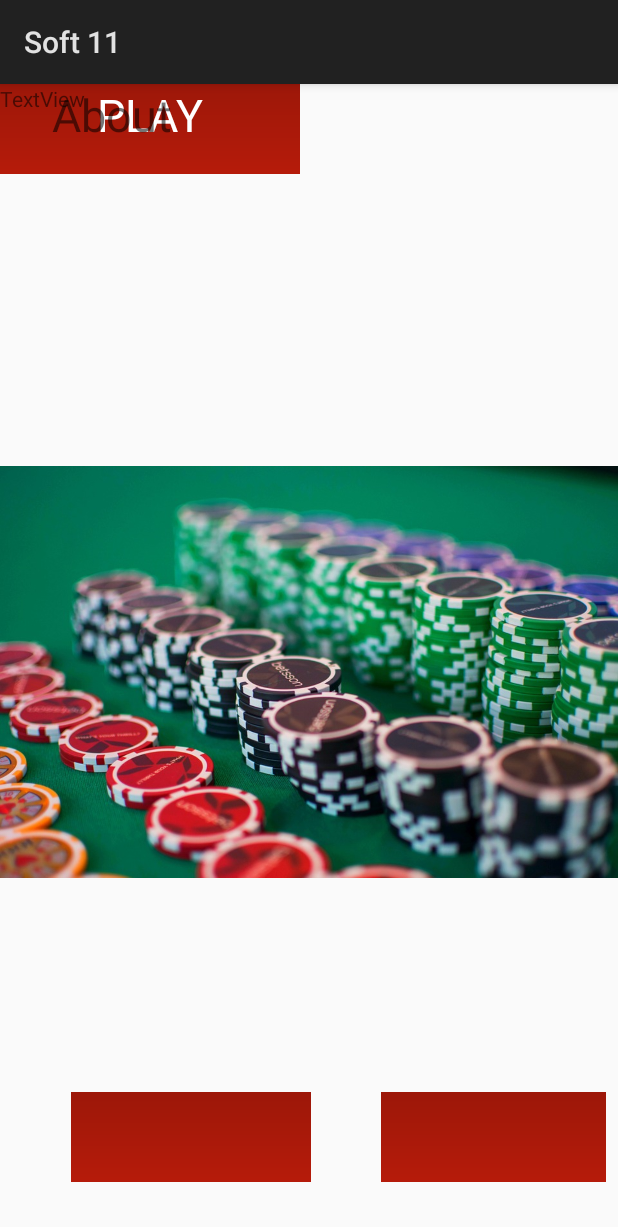
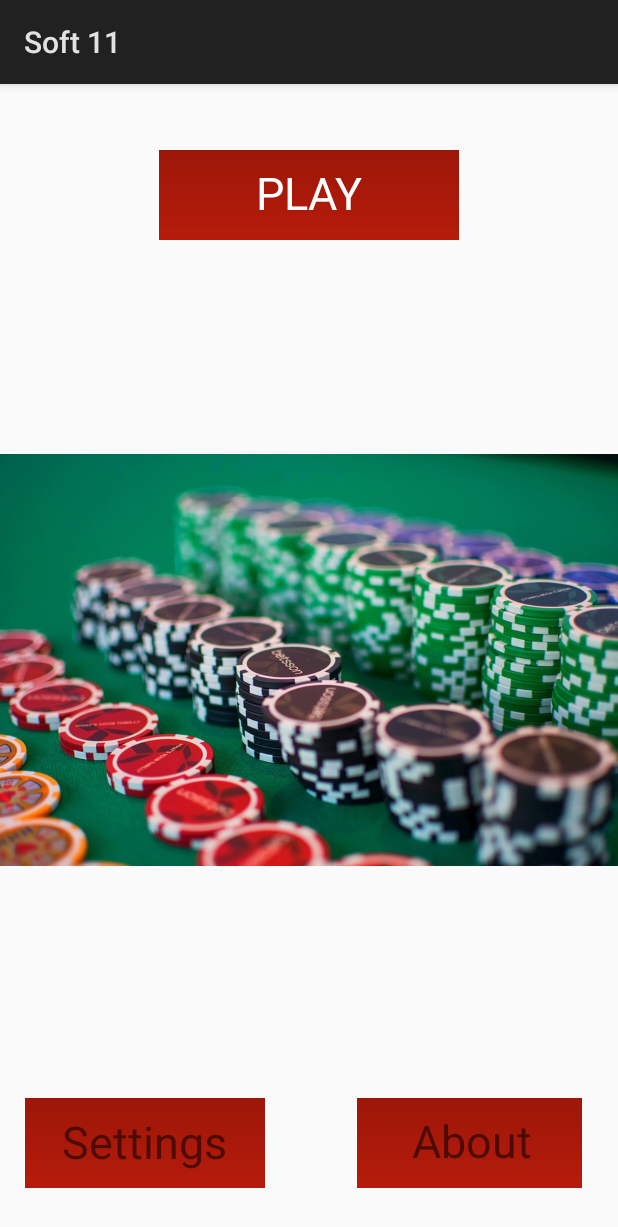
Before and after one commit to mikosd/Soft11, an Android app: the screen it shows after launch (MainActivity), on a phone screen of 412 x 824 dp. Shown: the top 1227 px of the screen. Run offline under Robolectric (Android 15) with nearby library versions, the phone set to English and light mode, and no system bars.

Commit message:
updated main layout - needs work

```diff
--- a/app/src/main/res/layout/activity_main.xml
+++ b/app/src/main/res/layout/activity_main.xml
@@ -2,72 +2,104 @@
 <android.support.constraint.ConstraintLayout xmlns:android="http://schemas.android.com/apk/res/android"
     xmlns:app="http://schemas.android.com/apk/res-auto"
     xmlns:tools="http://schemas.android.com/tools"
+    android:id="@+id/relativeLayout"
     android:layout_width="match_parent"
     android:layout_height="match_parent"
-    tools:context="com.example.mikos.soft11.MainActivity"
-    android:id="@+id/relativeLayout">
+    tools:context="com.example.mikos.soft11.MainActivity">
 
     <ImageView
         android:id="@+id/iv_background"
         android:layout_width="match_parent"
         android:layout_height="match_parent"
-        android:layout_marginTop="16dp"
         android:src="@drawable/chips"
+        app:layout_constraintBottom_toBottomOf="parent"
+        app:layout_constraintEnd_toEndOf="parent"
+        app:layout_constraintHorizontal_bias="0.0"
         app:layout_constraintStart_toStartOf="parent"
-        app:layout_constraintTop_toTopOf="parent" />
+        app:layout_constraintTop_toTopOf="parent"
+        app:layout_constraintVertical_bias="0.0" />
 
     <ImageButton
         android:id="@+id/button_play"
         android:layout_width="200dp"
         android:layout_height="60dp"
+        android:layout_marginEnd="8dp"
+        android:layout_marginStart="8dp"
+        android:layout_marginTop="44dp"
         android:src="@drawable/redbutton"
-        tools:layout_editor_absoluteX="83dp"
-        tools:layout_editor_absoluteY="40dp" />
+        app:layout_constraintEnd_toEndOf="parent"
+        app:layout_constraintStart_toStartOf="parent"
+        app:layout_constraintTop_toTopOf="parent" />
 
     <ImageButton
-        android:id="@+id/button_s"
+        android:id="@+id/button_about"
         android:layout_width="150dp"
         android:layout_height="60dp"
-        android:layout_marginBottom="36dp"
-        android:layout_marginEnd="8dp"
+        android:layout_marginBottom="32dp"
+        android:layout_marginEnd="24dp"
         android:src="@drawable/redbutton"
         app:layout_constraintBottom_toBottomOf="parent"
         app:layout_constraintEnd_toEndOf="parent" />
 
     <ImageButton
-        android:id="@+id/aboutButton"
+        android:id="@+id/button_settings"
         android:layout_width="160dp"
         android:layout_height="60dp"
-        android:layout_marginBottom="36dp"
+        android:layout_marginBottom="32dp"
         android:layout_marginEnd="8dp"
         android:layout_marginStart="8dp"
         android:src="@drawable/redbutton"
         app:layout_constraintBottom_toBottomOf="parent"
-        app:layout_constraintEnd_toStartOf="@+id/button_s"
+        app:layout_constraintEnd_toEndOf="parent"
+        app:layout_constraintHorizontal_bias="0.038"
         app:layout_constraintStart_toStartOf="parent" />
 
     <TextView
-        android:id="@+id/playButton_tv"
+        android:id="@+id/tv_play"
         android:layout_width="200dp"
         android:layout_height="40dp"
+        android:layout_marginEnd="8dp"
+        android:layout_marginStart="8dp"
+        android:layout_marginTop="52dp"
         android:text="PLAY"
         android:textAlignment="center"
         android:textColor="#fff"
         android:textSize="30sp"
-        tools:layout_editor_absoluteX="83dp"
-        tools:layout_editor_absoluteY="50dp" />
+        app:layout_constraintEnd_toEndOf="parent"
+        app:layout_constraintStart_toStartOf="parent"
+        app:layout_constraintTop_toTopOf="parent" />
 
     <TextView
-        android:id="@+id/settings_tv"
-        android:layout_width="150dp"
+        android:id="@+id/tv_about"
+        android:layout_width="160dp"
         android:layout_height="40dp"
-        android:text="TextView" />
+        android:layout_marginBottom="44dp"
+        android:layout_marginEnd="8dp"
+        android:layout_marginStart="8dp"
+        android:text="About"
+        android:textAlignment="center"
+        android:textSize="30sp"
+        app:layout_constraintBottom_toBottomOf="parent"
+        app:layout_constraintEnd_toEndOf="parent"
+        app:layout_constraintHorizontal_bias="0.961"
+        app:layout_constraintStart_toStartOf="parent" />
 
     <TextView
-        android:id="@+id/about_tv"
-        android:layout_width="150dp"
-        android:layout_height="40dp"
-        android:text="About"
+        android:id="@+id/tv_settings"
+        android:layout_width="160dp"
+        android:layout_height="39dp"
+        android:layout_marginBottom="44dp"
+        android:layout_marginStart="16dp"
+        android:text="Settings"
         android:textAlignment="center"
-        android:textSize="30sp" />
+        android:textSize="30sp"
+        app:layout_constraintBottom_toBottomOf="parent"
+        app:layout_constraintStart_toStartOf="parent" />
+
+    <android.support.constraint.Guideline
+        android:id="@+id/guideline"
+        android:layout_width="wrap_content"
+        android:layout_height="wrap_content"
+        android:orientation="horizontal"
+        app:layout_constraintGuide_begin="20dp" />
 </android.support.constraint.ConstraintLayout>
```
